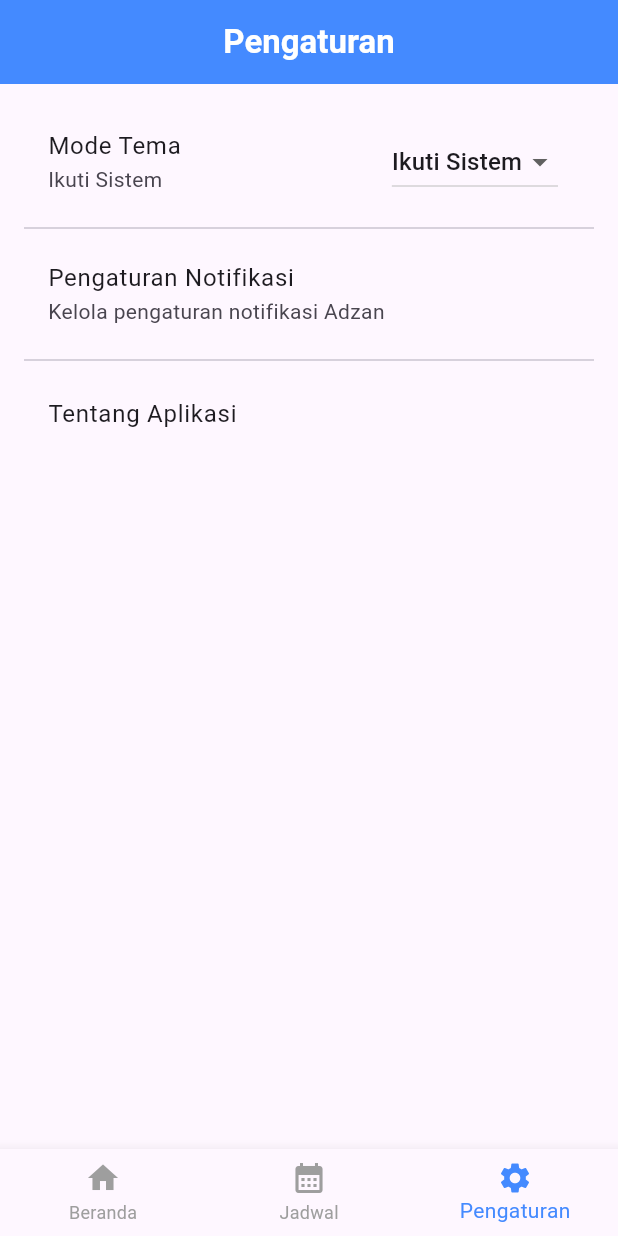
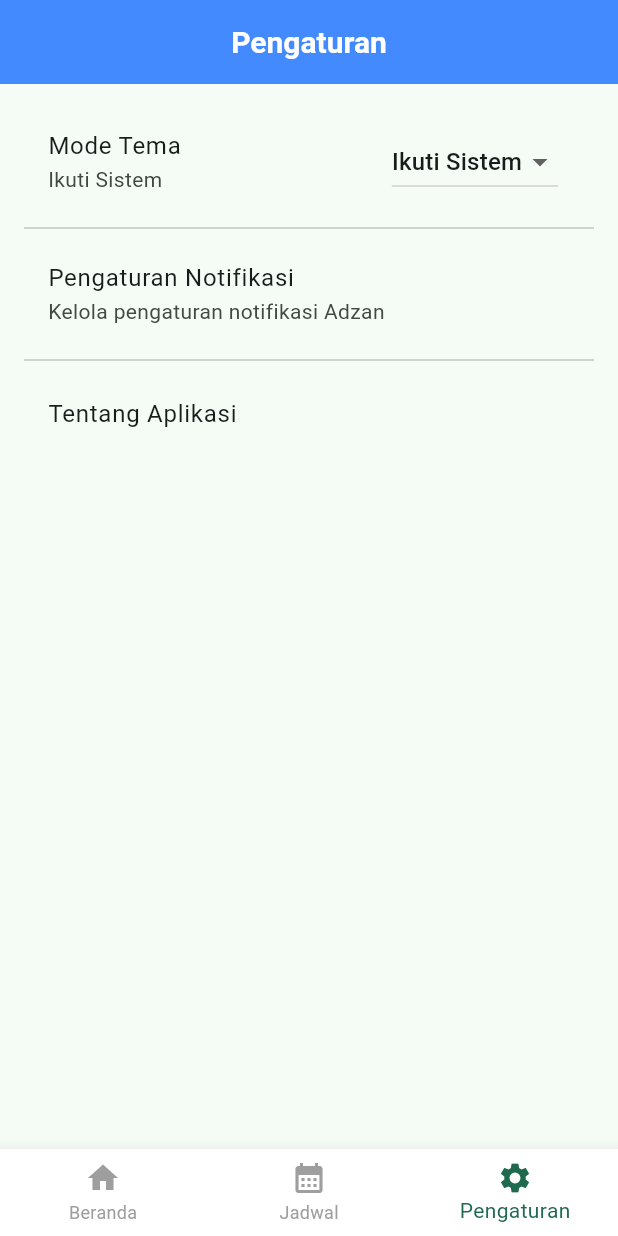
Before and after one commit to Nurulhijroh/my_app, a Flutter app: the screen it shows after launch, item 3 of the bottom bar chosen, on a phone screen of 412 x 824 dp. Run offline on Flutter 3.47's test engine with Material 3 defaults, Android fonts, the phone set to English and light mode, and no system bars; our stand-ins replace geolocator, shared_preferences.

Commit message:
mengubah background

```diff
--- a/lib/main.dart
+++ b/lib/main.dart
@@ -27,21 +27,70 @@ class MyApp extends StatelessWidget {
     return Consumer<ThemeProvider>(
       builder: (context, themeProvider, child) {
         return MaterialApp(
-          title: 'Pengingat Asrama',
+          title: 'Prayer Time',
           theme: ThemeData(
-            primarySwatch: Colors.blue,
-            brightness: Brightness.light,
+            useMaterial3: true,
+            colorScheme: ColorScheme.fromSeed(
+              seedColor: const Color(0xFF006C4C),
+              brightness: Brightness.light,
+            ).copyWith(secondary: const Color(0xFFEBC15F)),
             appBarTheme: const AppBarTheme(
-              backgroundColor: Colors.blueAccent,
+              backgroundColor: Color(0xFF006C4C),
               foregroundColor: Colors.white,
+              titleTextStyle: TextStyle(
+                color: Colors.white,
+                fontSize: 20,
+                fontWeight: FontWeight.bold,
+              ),
+            ),
+
+            cardTheme: CardTheme(
+              surfaceTintColor: Colors.green.shade50,
+              shape: RoundedRectangleBorder(
+                borderRadius: BorderRadius.circular(12),
+              ),
+              elevation: 4.0,
+            ),
+            bottomNavigationBarTheme: BottomNavigationBarThemeData(
+              selectedItemColor: const Color(0xFF006C4C),
+              unselectedItemColor: Colors.grey.shade600,
+              backgroundColor: Colors.white,
+            ),
+            textTheme: TextTheme(
+              bodyLarge: TextStyle(color: Colors.grey.shade900),
+              bodyMedium: TextStyle(color: Colors.grey.shade800),
             ),
           ),
           darkTheme: ThemeData(
-            primarySwatch: Colors.blueGrey,
-            brightness: Brightness.dark,
+            useMaterial3: true,
+            colorScheme: ColorScheme.fromSeed(
+              seedColor: const Color(0xFF004D36),
+              brightness: Brightness.dark,
+            ).copyWith(secondary: const Color(0xFFD4AF37)),
             appBarTheme: const AppBarTheme(
-              backgroundColor: Colors.blueGrey,
+              backgroundColor: Color(0xFF004D36),
               foregroundColor: Colors.white,
+              titleTextStyle: TextStyle(
+                color: Colors.white,
+                fontSize: 20,
+                fontWeight: FontWeight.bold,
+              ),
+            ),
+            cardTheme: CardTheme(
+              surfaceTintColor: Colors.green.shade900,
+              shape: RoundedRectangleBorder(
+                borderRadius: BorderRadius.circular(12),
+              ),
+              elevation: 4.0,
+            ),
+            bottomNavigationBarTheme: BottomNavigationBarThemeData(
+              selectedItemColor: const Color(0xFFD4AF37),
+              unselectedItemColor: Colors.grey.shade400,
+              backgroundColor: Colors.black,
+            ),
+            textTheme: TextTheme(
+              bodyLarge: TextStyle(color: Colors.grey.shade100),
+              bodyMedium: TextStyle(color: Colors.grey.shade200),
             ),
           ),
 
@@ -99,8 +148,11 @@ class _AppShellState extends State<AppShell> {
           ),
         ],
         currentIndex: _selectedIndex,
-        selectedItemColor: Colors.blueAccent,
-        unselectedItemColor: Colors.grey,
+        selectedItemColor: Theme.of(context).colorScheme.primary,
+        unselectedItemColor:
+            Theme.of(context).brightness == Brightness.light
+                ? Colors.grey
+                : Colors.grey.shade400,
         onTap: _onItemTapped,
       ),
     );
```
Also changed, not shown: 1 other file.
